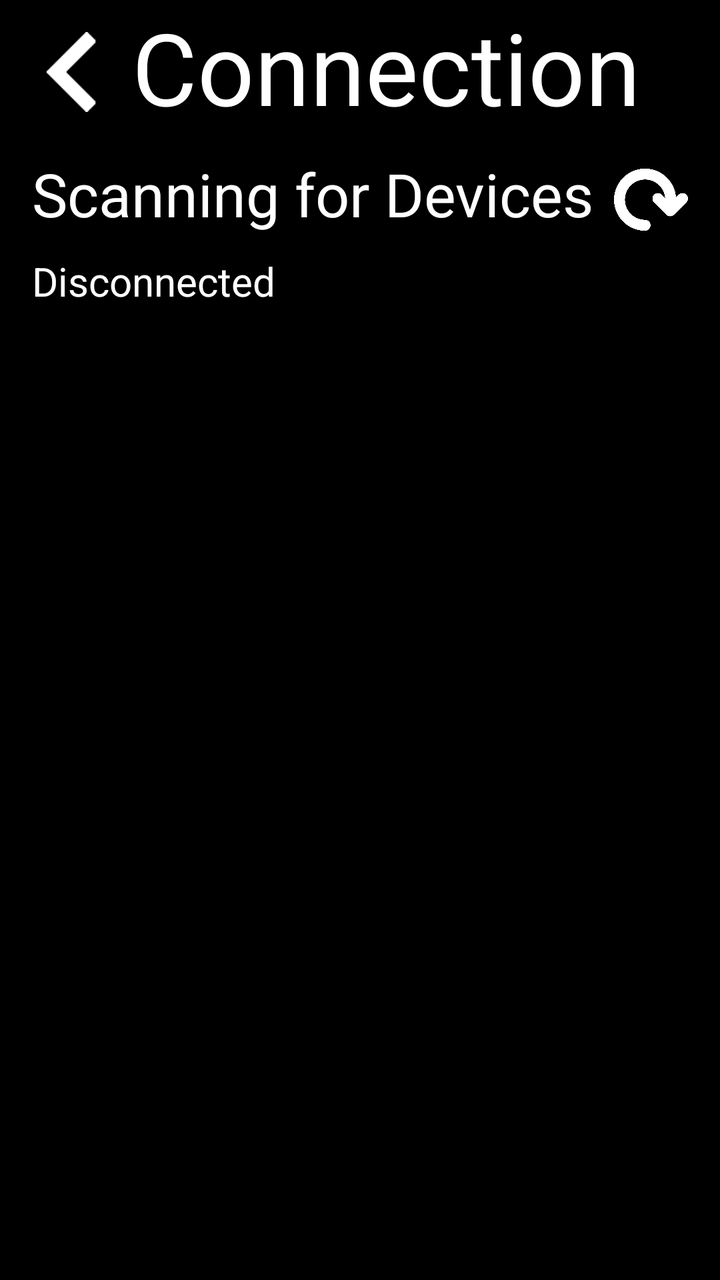
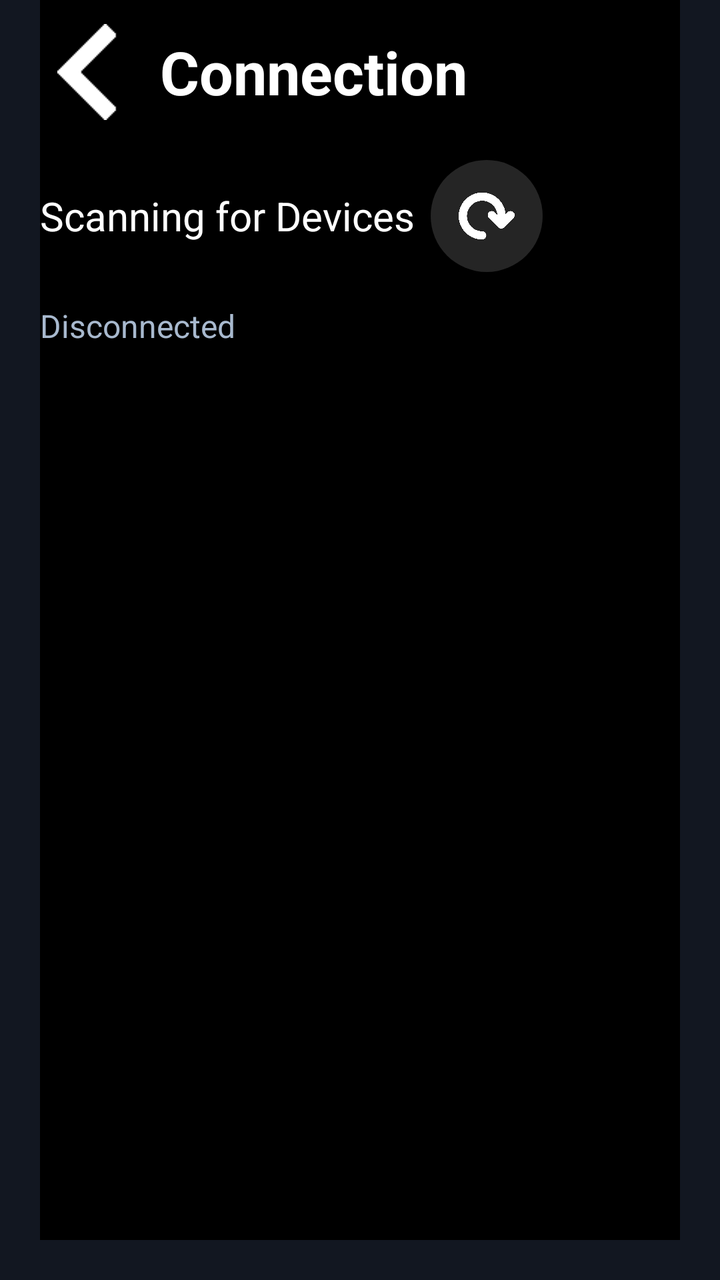

The first picture is an Android layout as it rendered before a commit; the second is the same layout after the commit. The layout source and the unified diff follow.
<!-- AndroidManifest.xml: application theme DarkAppTheme -->
<!-- res/layout/activity_connection_menu.xml -->
<?xml version="1.0" encoding="utf-8"?>
<RelativeLayout xmlns:android="http://schemas.android.com/apk/res/android"
    android:layout_width="match_parent"
    android:layout_height="match_parent"
    android:paddingLeft="16dp"
    android:paddingRight="16dp">

    
    <ImageButton
        android:id="@+id/cBackButton"
        android:layout_width="40dp"
        android:layout_height="40dp"
        android:layout_alignParentStart="true"
        android:layout_marginTop="16dp"
        android:background="@drawable/transparent_background"
        android:scaleType="centerInside"
        android:src="@drawable/back_normal" />

    
    <TextView
        android:id="@+id/textView2"
        android:layout_width="wrap_content"
        android:layout_height="wrap_content"
        android:text="Connection"
        android:textColor="@color/white"
        android:textSize="50sp"
        android:layout_toEndOf="@id/cBackButton"
        android:layout_alignBaseline="@id/cBackButton"
        android:layout_marginStart="10dp"
        android:layout_alignParentTop="true" />

    
    <TextView
        android:id="@+id/textView3"
        android:layout_width="wrap_content"
        android:layout_height="wrap_content"
        android:text="Scanning for Devices"
        android:textColor="@color/white"
        android:textSize="30sp"
        android:layout_below="@id/textView2"
        android:layout_alignParentStart="true"
        android:layout_marginTop="10dp"/>

    
    <ImageButton
        android:id="@+id/rescanButton"
        android:layout_width="40dp"
        android:layout_height="40dp"
        android:layout_below="@id/textView2"
        android:layout_marginStart="10dp"
        android:layout_marginTop="13dp"
        android:layout_toEndOf="@id/textView3"
        android:background="@drawable/transparent_background"
        android:contentDescription="Rescan for devices"
        android:scaleType="centerInside"
        android:src="@drawable/ic_rescan_icon" />

    <ProgressBar
        android:id="@+id/scanProgressBar"
        android:layout_width="40dp"
        android:layout_height="40dp"
        android:layout_alignTop="@id/rescanButton"
        android:layout_alignStart="@id/rescanButton"
        android:layout_alignEnd="@id/rescanButton"
        android:layout_alignBottom="@id/rescanButton"
        android:indeterminate="true"
        android:visibility="gone" />

    <TextView
        android:id="@+id/textView4"
        android:layout_width="wrap_content"
        android:layout_height="wrap_content"
        android:text="Disconnected"
        android:textColor="@color/white"
        android:textSize="20sp"
        android:layout_below="@id/textView3"
        android:layout_alignParentStart="true"
        android:layout_marginTop="10dp"/>

    
    <androidx.recyclerview.widget.RecyclerView
        android:id="@+id/connectionlist"
        android:layout_width="match_parent"
        android:layout_height="0dp"
        android:layout_below="@id/textView4"
        android:layout_alignParentBottom="true" />






























</RelativeLayout>
<!-- resources referenced by this layout -->
<resources>
  <color name="white">#FFFFFFFF</color>
  <!-- drawable back_normal: png bitmap (drawable, 455 bytes) -->
  <!-- drawable ic_rescan_icon (drawable) -->
  <selector xmlns:android="http://schemas.android.com/apk/res/android">
  
      <item android:drawable="@drawable/rescan_arrow" />
      
  </selector>
  <!-- drawable transparent_background (drawable) -->
  <layer-list xmlns:android="http://schemas.android.com/apk/res/android">
      <item android:drawable="@android:color/transparent" />
  </layer-list>
  <style name="DarkAppTheme" parent="Theme.MaterialComponents.DayNight">
          <item name="windowActionBar">false</item>
          <item name="android:background">@color/black</item>
          <item name="windowNoTitle">true</item>
          <item name="android:windowSplashScreenBackground">@color/black</item>
          <item name="android:windowSplashScreenAnimatedIcon">@drawable/off_icon</item>
          <item name="postSplashScreenTheme">@style/DarkAppTheme</item>
      </style>
  <!-- drawable rescan_arrow: png bitmap (drawable, 10967 bytes) -->
  <color name="black">#FF000000</color>
  <!-- drawable off_icon: png bitmap (drawable, 113657 bytes) -->
</resources>

<!-- the commit's change to res/layout/activity_connection_menu.xml (unified diff, before → after) -->
@@ -1,117 +1,92 @@
 <?xml version="1.0" encoding="utf-8"?>
-<RelativeLayout xmlns:android="http://schemas.android.com/apk/res/android"
+<LinearLayout xmlns:android="http://schemas.android.com/apk/res/android"
     android:layout_width="match_parent"
     android:layout_height="match_parent"
-    android:paddingLeft="16dp"
-    android:paddingRight="16dp">
+    android:background="#121721"
+    android:orientation="vertical"
+    android:paddingStart="20dp"
+    android:paddingEnd="20dp"
+    android:paddingBottom="20dp">
+        <LinearLayout
+            android:layout_width="match_parent"
+            android:layout_height="wrap_content"
+            android:orientation="horizontal"
+            android:gravity="center_vertical"
+            android:paddingTop="12dp"
+            android:paddingBottom="12dp">
+            <ImageButton
+                android:id="@+id/cBackButton"
+                android:layout_width="48dp"
+                android:layout_height="48dp"
+                android:src="@drawable/back_normal"
+                android:background="@drawable/transparent_background"
+                android:scaleType="centerInside"
+                android:contentDescription="Back to Settings" />
+            <TextView
+                android:id="@+id/textView2"
+                android:layout_width="0dp"
+                android:layout_height="wrap_content"
+                android:layout_weight="1"
+                android:paddingStart="12dp"
+                android:text="Connection"
+                android:textSize="30sp"
+                android:textStyle="bold"
+                android:textColor="@color/white" />
+        </LinearLayout>
 
-    
-    <ImageButton
-        android:id="@+id/cBackButton"
-        android:layout_width="40dp"
-        android:layout_height="40dp"
-        android:layout_alignParentStart="true"
-        android:layout_marginTop="16dp"
-        android:background="@drawable/transparent_background"
-        android:scaleType="centerInside"
-        android:src="@drawable/back_normal" />
-
-    
-    <TextView
-        android:id="@+id/textView2"
-        android:layout_width="wrap_content"
+    <LinearLayout
+        android:layout_width="match_parent"
         android:layout_height="wrap_content"
-        android:text="Connection"
-        android:textColor="@color/white"
-        android:textSize="50sp"
-        android:layout_toEndOf="@id/cBackButton"
-        android:layout_alignBaseline="@id/cBackButton"
-        android:layout_marginStart="10dp"
-        android:layout_alignParentTop="true" />
-
-    
-    <TextView
-        android:id="@+id/textView3"
-        android:layout_width="wrap_content"
-        android:layout_height="wrap_content"
-        android:text="Scanning for Devices"
-        android:textColor="@color/white"
-        android:textSize="30sp"
-        android:layout_below="@id/textView2"
-        android:layout_alignParentStart="true"
-        android:layout_marginTop="10dp"/>
-
-    
-    <ImageButton
-        android:id="@+id/rescanButton"
-        android:layout_width="40dp"
-        android:layout_height="40dp"
-        android:layout_below="@id/textView2"
-        android:layout_marginStart="10dp"
-        android:layout_marginTop="13dp"
-        android:layout_toEndOf="@id/textView3"
-        android:background="@drawable/transparent_background"
-        android:contentDescription="Rescan for devices"
-        android:scaleType="centerInside"
-        android:src="@drawable/ic_rescan_icon" />
-
-    <ProgressBar
-        android:id="@+id/scanProgressBar"
-        android:layout_width="40dp"
-        android:layout_height="40dp"
-        android:layout_alignTop="@id/rescanButton"
-        android:layout_alignStart="@id/rescanButton"
-        android:layout_alignEnd="@id/rescanButton"
-        android:layout_alignBottom="@id/rescanButton"
-        android:indeterminate="true"
-        android:visibility="gone" />
-
+        android:orientation="horizontal"
+        android:gravity="center_vertical"
+        android:paddingTop="8dp"
+        android:paddingBottom="8dp">
+        <TextView
+            android:id="@+id/textView3"
+            android:layout_width="wrap_content"
+            android:layout_height="wrap_content"
+            android:layout_marginEnd="8dp"
+            android:maxWidth="208dp"
+            android:text="Scanning for Devices"
+            android:textSize="20sp"
+            android:textColor="@color/white" />
+        <FrameLayout
+            android:layout_width="56dp"
+            android:layout_height="56dp">
+            <ImageButton
+                android:id="@+id/rescanButton"
+                android:layout_width="match_parent"
+                android:layout_height="match_parent"
+                android:background="@drawable/settings_button_color_background_selector"
+                android:padding="14dp"
+                android:scaleType="fitCenter"
+                android:src="@drawable/ic_rescan_icon"
+                android:contentDescription="Rescan for devices" />
+            <ProgressBar
+                android:id="@+id/scanProgressBar"
+                android:layout_width="36dp"
+                android:layout_height="36dp"
+                android:layout_gravity="center"
+                android:background="@android:color/transparent"
+                android:indeterminate="true"
+                android:visibility="gone" />
+        </FrameLayout>
+    </LinearLayout>
     <TextView
         android:id="@+id/textView4"
-        android:layout_width="wrap_content"
+        android:layout_width="match_parent"
         android:layout_height="wrap_content"
+        android:paddingTop="8dp"
+        android:paddingBottom="16dp"
         android:text="Disconnected"
-        android:textColor="@color/white"
-        android:textSize="20sp"
-        android:layout_below="@id/textView3"
-        android:layout_alignParentStart="true"
-        android:layout_marginTop="10dp"/>
-
+        android:textSize="16sp"
+        android:textColor="#A8B9CE" />
     
     <androidx.recyclerview.widget.RecyclerView
         android:id="@+id/connectionlist"
         android:layout_width="match_parent"
         android:layout_height="0dp"
-        android:layout_below="@id/textView4"
-        android:layout_alignParentBottom="true" />
-
-
-
-
-
-
-
-
-
-
-
-
-
-
-
-
-
-
-
-
-
-
-
-
-
-
-
-
-
-
-</RelativeLayout>
+        android:layout_weight="1"
+        android:clipToPadding="false"
+        android:paddingBottom="12dp" />
+</LinearLayout>
<!-- resource entries referenced after the edit -->
@@ -7,6 +7,11 @@
   
       <item android:drawable="@drawable/rescan_arrow" />
       
+  </selector>
+  <!-- drawable settings_button_color_background_selector (drawable) -->
+  <selector xmlns:android="http://schemas.android.com/apk/res/android">
+      <item android:drawable="@drawable/settings_button_background_enabled" android:state_pressed="true" />
+      <item android:drawable="@drawable/settings_button_background" />
   </selector>
   <!-- drawable transparent_background (drawable) -->
   <layer-list xmlns:android="http://schemas.android.com/apk/res/android">
@@ -21,6 +26,18 @@
           <item name="postSplashScreenTheme">@style/DarkAppTheme</item>
       </style>
   <!-- drawable rescan_arrow: png bitmap (drawable, 10967 bytes) -->
+  <!-- drawable settings_button_background_enabled (drawable) -->
+  <?xml version="1.0" encoding="utf-8"?>
+  <shape xmlns:android="http://schemas.android.com/apk/res/android">
+      <solid android:color="#4b4b4b" /> 
+      <corners android:radius="50dp" /> 
+  </shape>
+  <!-- drawable settings_button_background (drawable) -->
+  <?xml version="1.0" encoding="utf-8"?>
+  <shape xmlns:android="http://schemas.android.com/apk/res/android">
+      <solid android:color="#804b4b4b" /> 
+      <corners android:radius="50dp" /> 
+  </shape>
   <color name="black">#FF000000</color>
   <!-- drawable off_icon: png bitmap (drawable, 113657 bytes) -->
 </resources>
